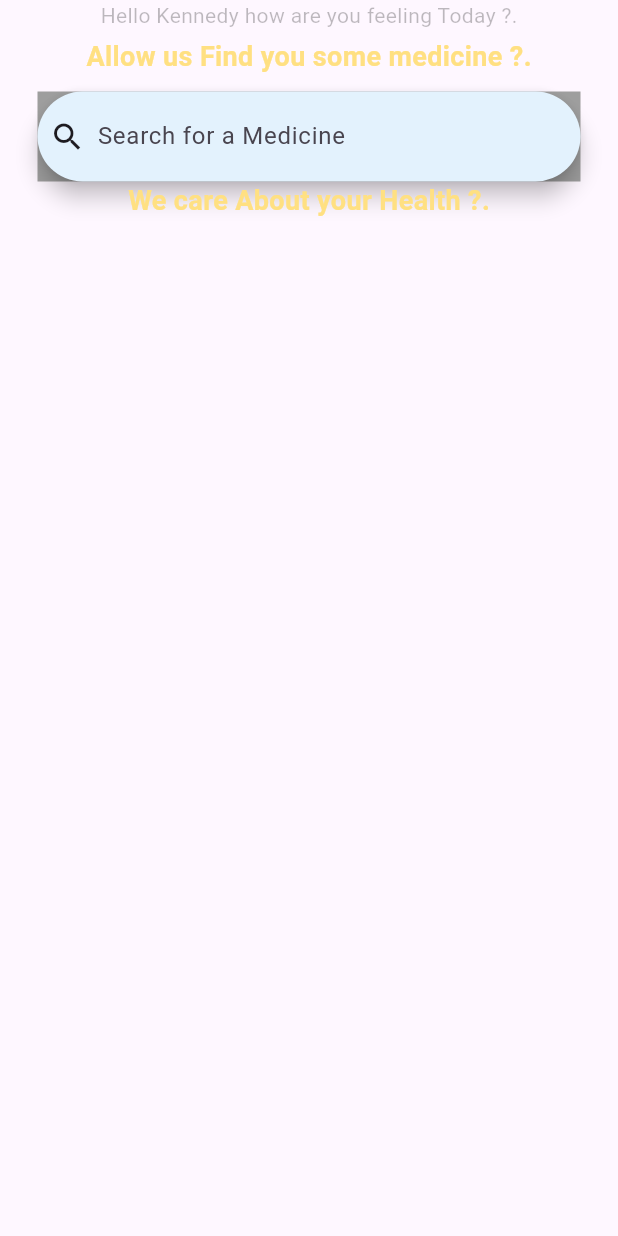
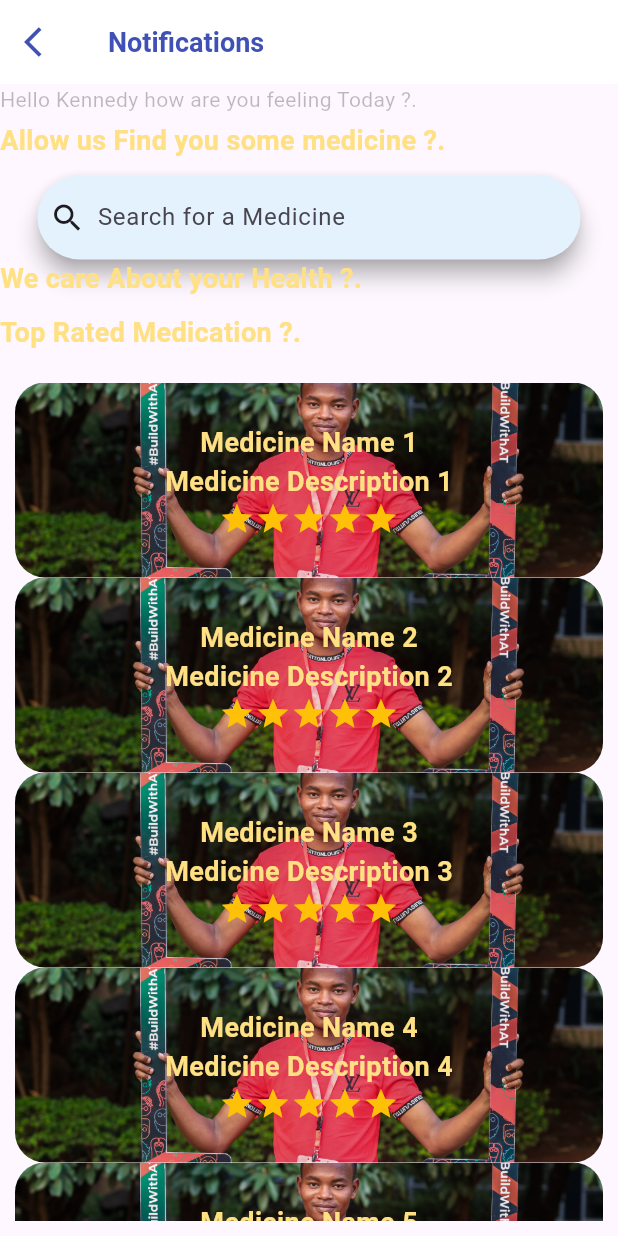
Before and after one commit to kennedyjulius/utibu_health_app, a Flutter app: the screen it shows after launch, on a phone screen of 412 x 824 dp. Run offline on Flutter 3.47's test engine with Material 3 defaults, Android fonts, the light colour scheme and no system bars; our stand-ins replace cloud_firestore, firebase_auth, firebase_core, flutter_easyloading, get, google_nav_bar and 3 more; accounts and stored records are empty.

Commit message:
added some widgets

```diff
--- /dev/null
+++ b/lib/commons/widgets/listview_buider.dart
@@ -0,0 +1,77 @@
+import 'package:flutter/material.dart';
+import 'package:utibu_health_app/commons/widgets/custom_textwidget.dart';
+
+class ListViewCustom extends StatelessWidget {
+  ListViewCustom({Key? key});
+
+  final List<String> images = [
+    "assets/profile.jpg",
+    "assets/profile.jpg",
+    "assets/profile.jpg",
+    "assets/profile.jpg"
+  ];
+
+  @override
+  Widget build(BuildContext context) {
+    return Padding(
+      padding: const EdgeInsets.symmetric(horizontal: 10, vertical: 10),
+      child: ListView.builder(
+        itemCount: 10,
+        itemBuilder: (BuildContext context, int index) {
+          return GestureDetector(
+            onTap: () {
+              Navigator.push(
+                context,
+                MaterialPageRoute(
+                  builder: (BuildContext context) {
+                    // return MedicineDetailScreen(index: index);
+                    return Text("data");
+                  },
+                ),
+              );
+            },
+            child: Container(
+              padding: EdgeInsets.symmetric(vertical: 10),
+              height: 130,
+              decoration: BoxDecoration(
+                image: DecorationImage(
+                  image: AssetImage(images[index % images.length]), // Use images based on index
+                  fit: BoxFit.cover,
+                ),
+                borderRadius: BorderRadius.circular(20),
+              ),
+              width: double.maxFinite,
+              child: Column(
+                mainAxisAlignment: MainAxisAlignment.center,
+                children: [
+                  CustomTextWidget(
+                    text: "Medicine Name ${index + 1}",
+                    size: 18,
+                    color: Colors.amber.shade200,
+                    fontWeight: FontWeight.bold,
+                  ),
+                  CustomTextWidget(
+                    text: "Medicine Description ${index + 1}",
+                    size: 18,
+                    color: Colors.amber.shade200,
+                    fontWeight: FontWeight.bold,
+                  ),
+                  Row(
+                    mainAxisAlignment: MainAxisAlignment.center,
+                    children: List.generate(
+                      5,
+                      (index) => Icon(
+                        Icons.star,
+                        color: Colors.amber,
+                      ),
+                    ),
+                  ),
+                ],
+              ),
+            ),
+          );
+        },
+      ),
+    );
+  }
+}
--- a/lib/screens/other_screens/homescreen.dart
+++ b/lib/screens/other_screens/homescreen.dart
@@ -1,5 +1,6 @@
 import 'package:flutter/material.dart';
 import 'package:utibu_health_app/commons/widgets/custom_textwidget.dart';
+import 'package:utibu_health_app/commons/widgets/listview_buider.dart';
 
 class HomeScreen extends StatelessWidget {
    HomeScreen({super.key});
@@ -9,7 +10,29 @@ class HomeScreen extends StatelessWidget {
   @override
   Widget build(BuildContext context) {
     return Scaffold(
+      appBar: AppBar(
+        backgroundColor: Colors.white,
+        leading: IconButton(
+            splashRadius: 20,
+            icon: Icon(
+              Icons.arrow_back_ios,
+              color: Colors.indigo,
+            ),
+            onPressed: () {
+              Navigator.pop(context);
+            }),
+        title: Text(
+          'Notifications',
+          style: TextStyle(
+            color: Colors.indigo,
+            fontSize: 18,
+            fontWeight: FontWeight.bold,
+          ),
+        ),
+      ),
       body: Column(
+        mainAxisAlignment: MainAxisAlignment.center,
+        crossAxisAlignment: CrossAxisAlignment.start,
         children: [
           CustomTextWidget(
               text: "Hello Kennedy how are you feeling Today ?.",
@@ -29,11 +52,8 @@ class HomeScreen extends StatelessWidget {
           ),
           Padding(
             padding: const EdgeInsets.symmetric(horizontal: 25),
-            child: Container(
-              color: Colors.grey,
-              width: double.maxFinite,
-              height: 60,
             child: SearchBar(
+              shadowColor: MaterialStatePropertyAll(Colors.grey),
               hintText: "Search for a Medicine",
               onChanged: (value) {
                 print(value);
@@ -47,12 +67,27 @@ class HomeScreen extends StatelessWidget {
 
             ),
           ),
-          ),
           CustomTextWidget(
               text: "We care About your Health ?.",
               size: 18,
               color: Colors.amber.shade200,
               fontWeight: FontWeight.bold),
+
+              SizedBox(height: 10,),
+              CustomTextWidget(
+              text: "Top Rated Medication ?.",
+              size: 18,
+              color: Colors.amber.shade200,
+              fontWeight: FontWeight.bold
+              ),
+
+              SizedBox(height: 10,),
+              Expanded(
+                child:
+                ListViewCustom()
+                ),
+
+
         ],
       ),
     );
```
Also changed, not shown: lib/commons/widgets/app_icon.dart (added, +40 -0 lines), lib/commons/widgets/expandable_text_widget.dart (added, +69 -0 lines), lib/commons/widgets/icon_and_text_widget.dart (added, +27 -0 lines), lib/commons/widgets/small_text.dart (added, +29 -0 lines), lib/firebase_data_services/search_data.dart (added, +15 -0 lines), lib/screens/onboarding_screens/splash_page.dart (added, +56 -0 lines). Lines whose indentation alone changed are shown as unchanged.
